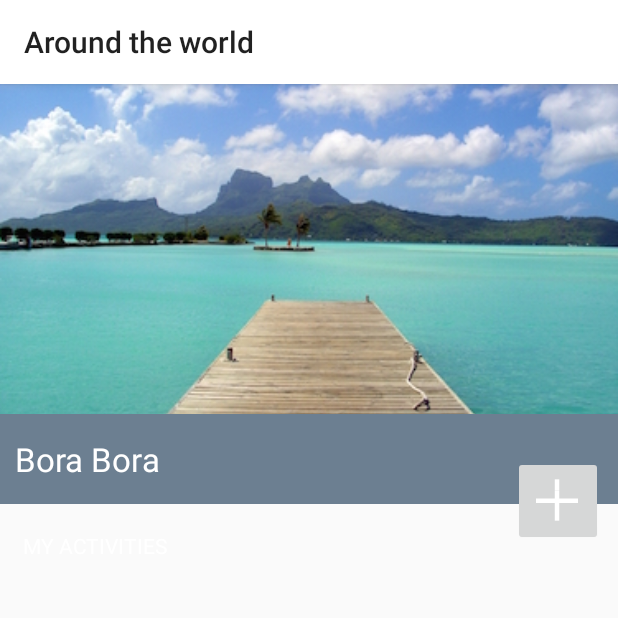
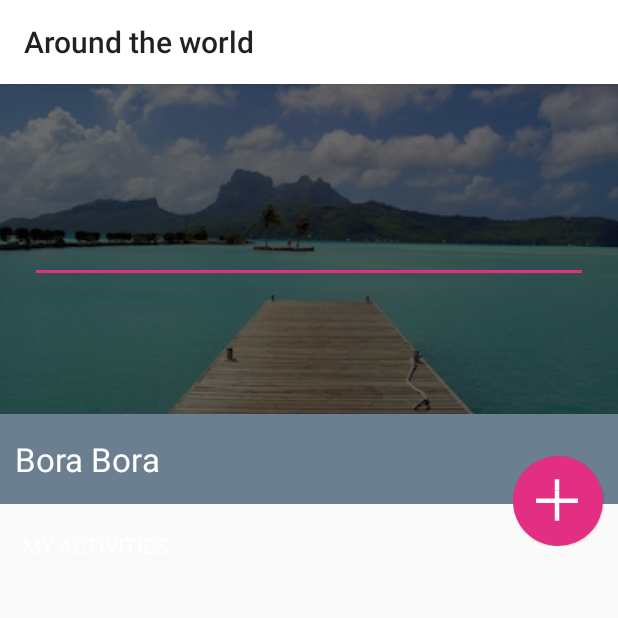
Before and after one commit to paulskrb/MaterialDesign, an Android app: the DetailActivity screen opened directly, with no data from a screen before it, after a tap on an icon or button, on a phone screen of 412 x 824 dp, the top half of it. Run offline under Robolectric (Android 15) with nearby library versions, the phone set to English and light mode, and no system bars.

```diff
--- a/app/src/main/java/bhouse/travellist_starterproject/DetailActivity.java
+++ b/app/src/main/java/bhouse/travellist_starterproject/DetailActivity.java
@@ -1,11 +1,14 @@
 package bhouse.travellist_starterproject;
 
+import android.animation.Animator;
+import android.animation.AnimatorListenerAdapter;
 import android.app.Activity;
 import android.content.Context;
 import android.graphics.Bitmap;
 import android.graphics.BitmapFactory;
 import android.os.Bundle;
 import android.view.View;
+import android.view.ViewAnimationUtils;
 import android.view.animation.AlphaAnimation;
 import android.view.animation.Animation;
 import android.view.inputmethod.InputMethodManager;
@@ -115,9 +118,43 @@ public class DetailActivity extends Activity implements View.OnClickListener {
 
   private void revealEditText(LinearLayout view) {
 
+    // start animation from bottom right of view. the offsets are so that the
+    // animation appears to start at the fab instead of inside the view itself
+    int cx = view.getRight() - 30;
+    int cy = view.getBottom() - 60;
+
+    // circle will expand to a radius of the larger of the height or the width of the view
+    int finalRadius = Math.max(view.getWidth(), view.getHeight());
+
+    Animator anim = ViewAnimationUtils.createCircularReveal(view, cx, cy, 0, finalRadius);
+
+    // EditText is initially hidden. set it to be visible
+    view.setVisibility(View.VISIBLE);
+    isEditTextVisible = true;
+    anim.start();
   }
 
   private void hideEditText(final LinearLayout view) {
+
+    int cx = view.getRight() - 30;
+    int cy = view.getBottom() - 60;
+    int initialRadius = view.getWidth();
+
+    // switch the start and end radii compared to before to reverse the animation
+    Animator anim = ViewAnimationUtils.createCircularReveal(view, cx, cy, initialRadius, 0);
+
+    // callback for when the animation finishes.
+    // we don't want to hide the EditText until it finishes
+    anim.addListener(new AnimatorListenerAdapter() {
+      @Override
+      public void onAnimationEnd(Animator animation) {
+        super.onAnimationEnd(animation);
+        view.setVisibility(View.INVISIBLE);
+      }
+    });
+
+    isEditTextVisible = false;
+    anim.start();
 
   }
 
--- a/app/src/main/java/bhouse/travellist_starterproject/TravelListAdapter.java
+++ b/app/src/main/java/bhouse/travellist_starterproject/TravelListAdapter.java
@@ -100,7 +100,7 @@ public class TravelListAdapter extends RecyclerView.Adapter<TravelListAdapter.Vi
             @Override
             public void onGenerated(Palette palette) {
                 int bgColor =
-                        palette.getMutedColor(mContext.getResources()
+                        palette.getLightVibrantColor(mContext.getResources()
                                 .getColor(android.R.color.black));
                 holder.placeNameHolder.setBackgroundColor(bgColor);
             }
--- /dev/null
+++ b/app/src/main/res/drawable/btn_background.xml
@@ -0,0 +1,13 @@
+<?xml version="1.0" encoding="utf-8"?>
+<ripple xmlns:android="http://schemas.android.com/apk/res/android"
+        android:color="?android:colorControlHighlight"
+        >
+
+    <item>
+        <shape android:shape="oval">
+            <solid android:color="?android:colorAccent" />
+
+        </shape>
+    </item>
+
+</ripple>
--- a/app/src/main/res/layout/activity_detail.xml
+++ b/app/src/main/res/layout/activity_detail.xml
@@ -58,6 +58,7 @@
 
     <ImageButton
       android:id="@+id/btn_add"
+      android:background="@drawable/btn_background"
       android:layout_width="@dimen/floating_button_size"
       android:layout_height="@dimen/floating_button_size"
       android:layout_gravity="end"
```
Also changed, not shown: app/src/main/java/bhouse/travellist_starterproject/MainActivity.java (+7 -0 lines).
